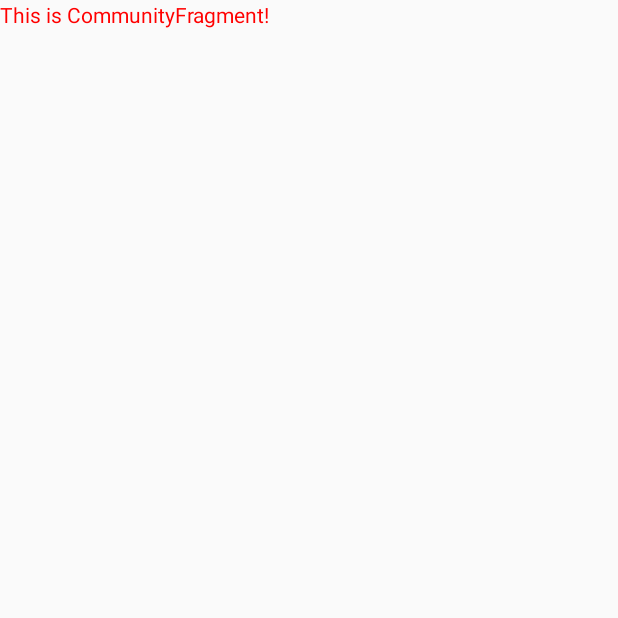
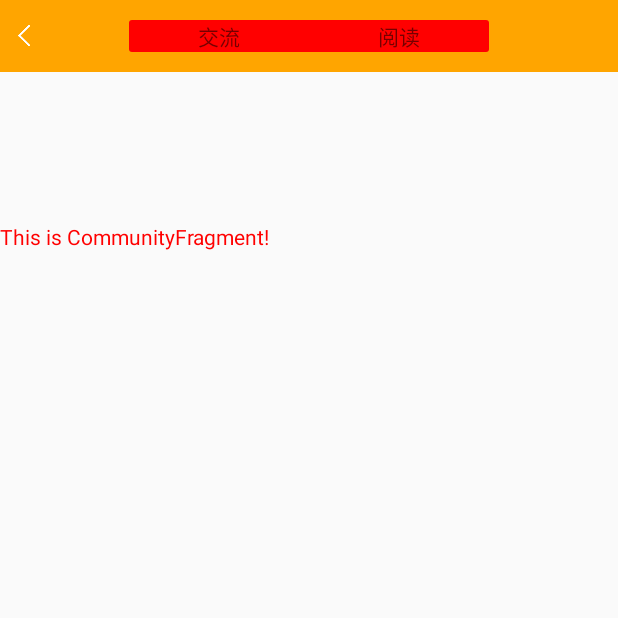
Before and after one commit to tangjianye/AndroidMaskTime, an Android app: the CommunityActivity screen opened directly, with no data from a screen before it, on a phone screen of 412 x 824 dp, the top half of it. Run offline under Robolectric (Android 15) with nearby library versions, the phone set to English and light mode, and no system bars.

Commit message:
创建交流里面的分类显示

```diff
--- a/MaskTime/app/src/main/java/com/peach/masktime/ui/activity/CommunityActivity.java
+++ b/MaskTime/app/src/main/java/com/peach/masktime/ui/activity/CommunityActivity.java
@@ -3,6 +3,9 @@ package com.peach.masktime.ui.activity;
 import android.os.Bundle;
 import android.support.v4.app.Fragment;
 import android.support.v4.view.ViewPager;
+import android.view.View;
+import android.widget.ImageView;
+import android.widget.TextView;
 
 import com.peach.masktime.R;
 import com.peach.masktime.common.interfaces.IInit;
@@ -14,11 +17,18 @@ import com.peach.masktime.ui.view.CustomViewPager;
 
 import java.util.ArrayList;
 
-public class CommunityActivity extends BaseActivity implements IInit {
+public class CommunityActivity extends BaseActivity implements IInit, View.OnClickListener {
     public static final String TAG = "CommunityActivity";
+
+    /**
+     * 标题选择
+     */
+    private TextView mCommunityView;
+    private TextView mReadView;
 
     private CustomViewPager mViewPager;
     private BaseFragmentPagerAdapter mPageAdapter;
+
 
     @Override
     protected void onCreate(Bundle savedInstanceState) {
@@ -52,19 +62,61 @@ public class CommunityActivity extends BaseActivity implements IInit {
 
     @Override
     public void initTitles() {
+        ImageView mTitleBack = (ImageView) findViewById(R.id.ic_header);
+        ImageView mTitleMore = (ImageView) findViewById(R.id.more_header);
+        //mTitleTips.setText(R.string.app_name);
+        mTitleMore.setVisibility(View.GONE);
+
+        mTitleBack.setOnClickListener(new View.OnClickListener() {
+            @Override
+            public void onClick(View view) {
+                // setResult(Activity.RESULT_CANCELED, null);
+                finish();
+            }
+        });
+    }
+
+    @Override
+    public void initViews() {
+        // 标题
+        mCommunityView = (TextView) findViewById(R.id.title_community);
+        mReadView = (TextView) findViewById(R.id.title_read);
+
         mViewPager = (CustomViewPager) findViewById(R.id.view_pager);
     }
 
     @Override
-    public void initViews() {
+    public void initEvents() {
+        mCommunityView.setOnClickListener(this);
+        mReadView.setOnClickListener(this);
 
+        mPageAdapter = new BaseFragmentPagerAdapter(getSupportFragmentManager(), getFragmentList());
+        mViewPager.setAdapter(mPageAdapter);
+        mViewPager.setOnPageChangeListener(mPageChangeListener);
     }
 
     @Override
-    public void initEvents() {
-        mPageAdapter = new BaseFragmentPagerAdapter(getSupportFragmentManager(), getFragmentList());
-        mViewPager.setAdapter(mPageAdapter);
-        mViewPager.setOnPageChangeListener(mPageChangeListener);
+    public void onClick(View view) {
+        switch (view.getId()) {
+            case R.id.title_community:
+                mViewPager.setCurrentItem(0);
+                setIndicatorEnabled(0);
+                break;
+            case R.id.title_read:
+                mViewPager.setCurrentItem(1);
+                setIndicatorEnabled(1);
+                break;
+        }
+    }
+
+    private void setIndicatorEnabled(int position) {
+        if (0 == position) {
+            mCommunityView.setSelected(true);
+            mReadView.setSelected(false);
+        } else {
+            mCommunityView.setSelected(false);
+            mReadView.setSelected(true);
+        }
     }
 
     private ArrayList<Fragment> getFragmentList() {
@@ -85,7 +137,7 @@ public class CommunityActivity extends BaseActivity implements IInit {
 
         @Override
         public void onPageSelected(int arg0) {
-            // setIndicatorEnabled(arg0);
+            setIndicatorEnabled(arg0);
         }
     };
 }
--- /dev/null
+++ b/MaskTime/app/src/main/res/drawable/selector_title_community.xml
@@ -0,0 +1,33 @@
+<?xml version="1.0" encoding="utf-8"?>
+<selector xmlns:android="http://schemas.android.com/apk/res/android">
+    <item android:state_enabled="true">
+        <shape>
+            <!-- 填充颜色 -->
+            <solid android:color="@color/red"></solid>
+
+            <!-- 线的宽度，颜色灰色 -->
+            <!--    <stroke
+                    android:width="@dimen/android_stroke_width_normal"
+                    android:color="@color/list_block_hint_text"></stroke>-->
+
+            <!-- 矩形的圆角半径 -->
+            <corners android:bottomLeftRadius="@dimen/android_radiu_normal" android:topLeftRadius="@dimen/android_radiu_normal" />
+        </shape>
+    </item>
+
+    <item android:state_enabled="false">
+        <shape>
+            <!-- 填充颜色 -->
+            <solid android:color="@color/white"></solid>
+
+            <!-- 线的宽度，颜色灰色 -->
+            <!--    <stroke
+                    android:width="@dimen/android_stroke_width_normal"
+                    android:color="@color/list_block_hint_text"></stroke>-->
+
+            <!-- 矩形的圆角半径 -->
+            <corners android:bottomLeftRadius="@dimen/android_radiu_normal" android:topLeftRadius="@dimen/android_radiu_normal" />
+        </shape>
+    </item>
+
+</selector>
--- /dev/null
+++ b/MaskTime/app/src/main/res/drawable/selector_title_read.xml
@@ -0,0 +1,33 @@
+<?xml version="1.0" encoding="utf-8"?>
+<selector xmlns:android="http://schemas.android.com/apk/res/android">
+    <item android:state_enabled="true">
+        <shape>
+            <!-- 填充颜色 -->
+            <solid android:color="@color/red"></solid>
+
+            <!-- 线的宽度，颜色灰色 -->
+            <!--    <stroke
+                    android:width="@dimen/android_stroke_width_normal"
+                    android:color="@color/list_block_hint_text"></stroke>-->
+
+            <!-- 矩形的圆角半径 -->
+            <corners android:bottomRightRadius="@dimen/android_radiu_normal" android:topRightRadius="@dimen/android_radiu_normal" />
+        </shape>
+    </item>
+
+    <item android:state_enabled="false">
+        <shape>
+            <!-- 填充颜色 -->
+            <solid android:color="@color/white"></solid>
+
+            <!-- 线的宽度，颜色灰色 -->
+            <!--    <stroke
+                    android:width="@dimen/android_stroke_width_normal"
+                    android:color="@color/list_block_hint_text"></stroke>-->
+
+            <!-- 矩形的圆角半径 -->
+            <corners android:bottomRightRadius="@dimen/android_radiu_normal" android:topRightRadius="@dimen/android_radiu_normal" />
+        </shape>
+    </item>
+
+</selector>
--- a/MaskTime/app/src/main/res/layout/activity_community.xml
+++ b/MaskTime/app/src/main/res/layout/activity_community.xml
@@ -1,7 +1,10 @@
 <?xml version="1.0" encoding="utf-8"?>
 <LinearLayout xmlns:android="http://schemas.android.com/apk/res/android"
     android:layout_width="match_parent"
-    android:layout_height="match_parent">
+    android:layout_height="match_parent"
+    android:orientation="vertical">
+
+    <include layout="@layout/include_page_title" />
 
     <com.peach.masktime.ui.view.CustomViewPager
         android:id="@+id/view_pager"
--- a/MaskTime/app/src/main/res/layout/fragment_list.xml
+++ b/MaskTime/app/src/main/res/layout/fragment_list.xml
@@ -1,12 +1,14 @@
 <?xml version="1.0" encoding="utf-8"?>
 <LinearLayout xmlns:android="http://schemas.android.com/apk/res/android"
     android:layout_width="match_parent"
-    android:layout_height="match_parent">
+    android:layout_height="match_parent"
+    android:orientation="vertical">
 
     <TextView
         android:id="@+id/txt_test"
         android:layout_width="wrap_content"
         android:layout_height="wrap_content"
+        android:layout_marginTop="100dp"
         android:text="测试"
         android:textColor="@color/red" />
 
--- /dev/null
+++ b/MaskTime/app/src/main/res/layout/include_page_title.xml
@@ -0,0 +1,49 @@
+<?xml version="1.0" encoding="utf-8"?>
+<RelativeLayout xmlns:android="http://schemas.android.com/apk/res/android"
+    android:layout_width="match_parent"
+    android:layout_height="@dimen/android_title_height"
+    android:background="@color/orange"
+    android:orientation="vertical">
+
+
+    <ImageView
+        android:id="@+id/ic_header"
+        android:layout_width="wrap_content"
+        android:layout_height="wrap_content"
+        android:layout_alignParentLeft="true"
+        android:layout_centerVertical="true"
+        android:layout_margin="@dimen/android_margin_normal"
+        android:background="@drawable/selector_ic_back" />
+
+    <LinearLayout
+        android:layout_width="wrap_content"
+        android:layout_height="wrap_content"
+        android:layout_centerInParent="true"
+        android:orientation="horizontal">
+
+        <TextView
+            android:id="@+id/title_community"
+            android:layout_width="@dimen/android_width_large"
+            android:layout_height="wrap_content"
+            android:background="@drawable/selector_title_community"
+            android:gravity="center"
+            android:text="@string/community" />
+
+        <TextView
+            android:id="@+id/title_read"
+            android:layout_width="@dimen/android_width_large"
+            android:layout_height="wrap_content"
+            android:background="@drawable/selector_title_read"
+            android:gravity="center"
+            android:text="@string/read" />
+    </LinearLayout>
+
+    <ImageView
+        android:id="@+id/more_header"
+        android:layout_width="wrap_content"
+        android:layout_height="wrap_content"
+        android:layout_alignParentRight="true"
+        android:layout_centerVertical="true"
+        android:layout_margin="@dimen/android_margin_normal"
+        android:background="@drawable/selector_ic_more" />
+</RelativeLayout>
--- a/MaskTime/app/src/main/res/values/dimens.xml
+++ b/MaskTime/app/src/main/res/values/dimens.xml
@@ -40,8 +40,27 @@
     <!-- 组件 -->
 
     <!-- 其他 -->
-    <dimen name="android_line_height">1px</dimen>
     <dimen name="android_title_height">48dp</dimen>
+
+    <dimen name="android_stroke_width_middle">1dp</dimen>
+    <dimen name="android_stroke_width_normal">1px</dimen>
+
+    <dimen name="android_radiu_middle">4dp</dimen>
+    <dimen name="android_radiu_normal">2dp</dimen>
+
+    <dimen name="android_btn_width">200dp</dimen>
+    <dimen name="android_btn_height">40dp</dimen>
+
+    <dimen name="android_ratingbar_width">30dp</dimen>
+    <dimen name="android_ratingbar_height">30dp</dimen>
+
+    <dimen name="android_edit_width_normal">200dp</dimen>
+    <dimen name="android_edit_height_normal">35dp</dimen>
+    <dimen name="android_edit_width_middle">60dp</dimen>
+    <dimen name="android_edit_height_middle">40dp</dimen>
+
+    <dimen name="android_divider_height_normal">1dp</dimen>
+    <dimen name="android_divider_height_micro">1px</dimen>
     <!-- 其他 -->
     <!-- Default app dimen, per the Android Design guidelines. End -->
 
--- a/MaskTime/app/src/main/res/values/strings.xml
+++ b/MaskTime/app/src/main/res/values/strings.xml
@@ -7,4 +7,7 @@
     <string name="main_record">心得</string>
     <string name="main_store">商城</string>
     <string name="main_setting">设置</string>
+
+    <string name="community">交流</string>
+    <string name="read">阅读</string>
 </resources>
```
Also changed, not shown: MaskTime/app/src/main/java/com/peach/masktime/ui/base/BaseActivity.java (+0 -23 lines).
